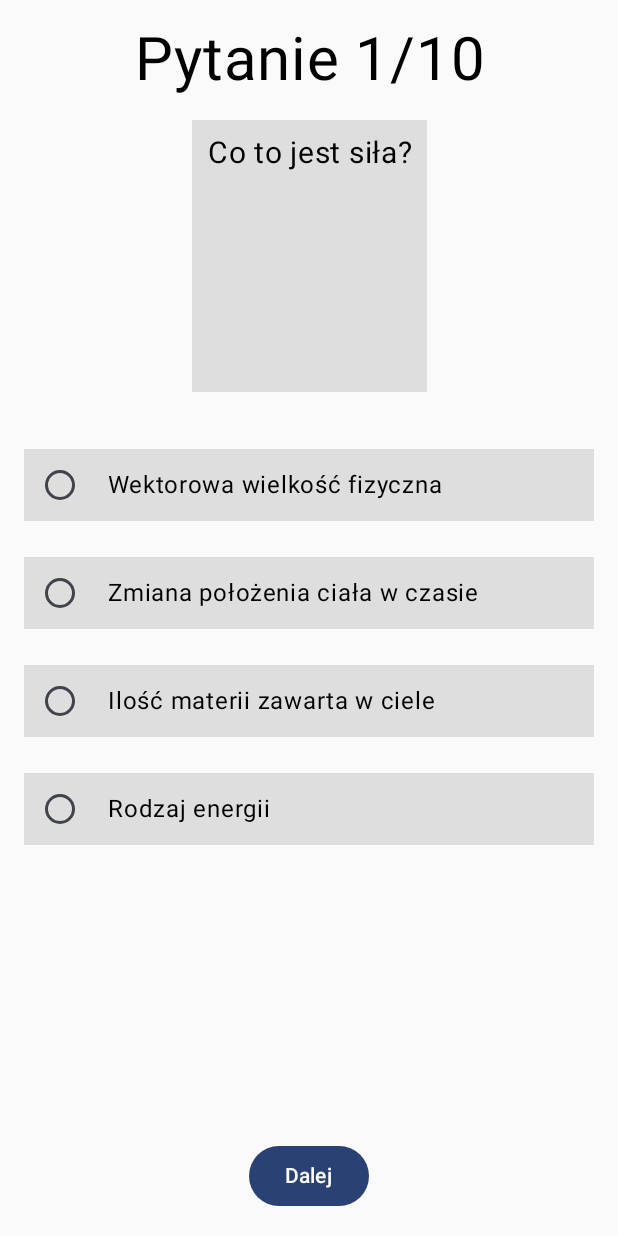
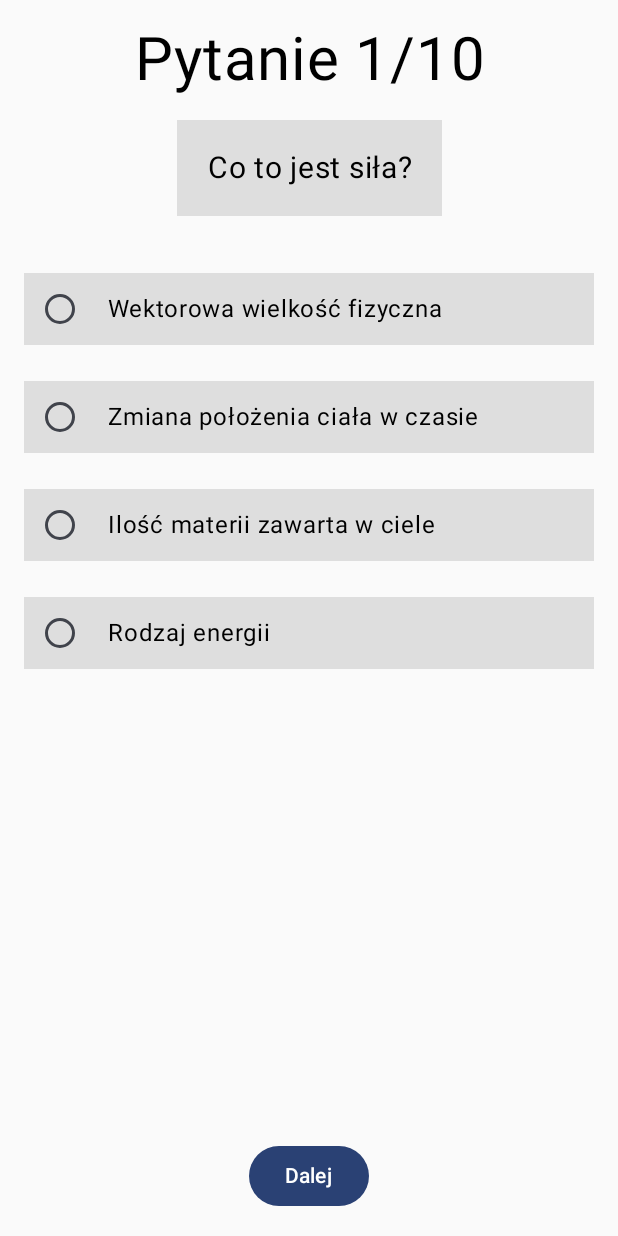
Before and after one commit to TomaszewskiKacper/PUM, an Android app built with Jetpack Compose: the screen it shows after launch (MainActivity), on a phone screen of 412 x 824 dp. Run offline under Robolectric (Android 15) with nearby library versions, the phone set to English and light mode, and no system bars.

Commit message:
Update MainActivity.kt

```diff
--- a/Lista4/app/src/main/java/com/example/lista4/MainActivity.kt
+++ b/Lista4/app/src/main/java/com/example/lista4/MainActivity.kt
@@ -80,8 +80,9 @@ fun QuizScreen(questionList: List<String>, answerList: List<List<String>>, corre
                 Text(
                     text = questionList[currentQuestion],
                     textAlign = TextAlign.Center,
+
                     fontSize = 20.sp,
-                modifier = Modifier.background(Color(222,222,222), RectangleShape).padding(10.dp).weight(0.2f)
+                    modifier = Modifier.background(Color(222,222,222), RectangleShape).padding(20.dp)
                 )
                 Spacer(modifier = Modifier.height(30.dp))
 
```
Lines whose indentation alone changed are shown as unchanged.
